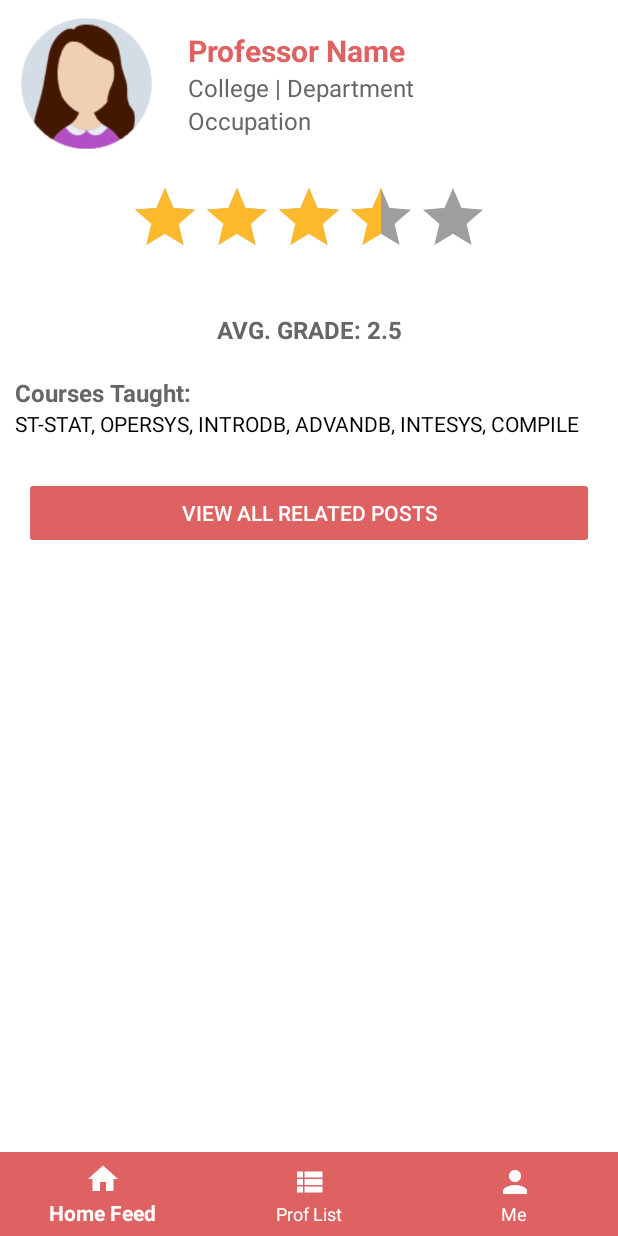
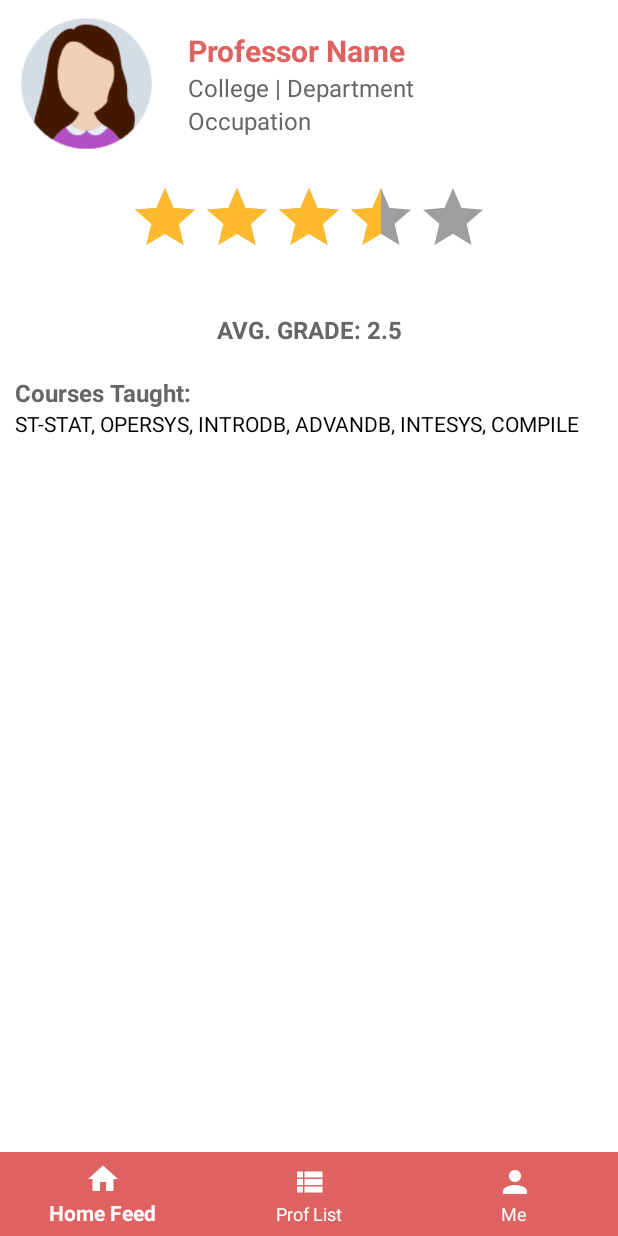
Before and after one commit to norielleaguila/MOBAPDE_Quatro, an Android app: the ProfPageActivity screen opened directly, with no data from a screen before it, on a phone screen of 412 x 824 dp. Run offline under Robolectric (Android 15) with nearby library versions, the phone set to English and light mode, and no system bars.

```diff
--- a/Quatro/app/src/main/java/edu/dlsu/mobapde/quatro/ProfPageActivity.java
+++ b/Quatro/app/src/main/java/edu/dlsu/mobapde/quatro/ProfPageActivity.java
@@ -17,7 +17,7 @@ import android.widget.TextView;
 
 public class ProfPageActivity extends AppCompatActivity {
 
-    Button go;
+//    Button go;
 
     @Override
     protected void onCreate(@Nullable Bundle savedInstanceState) {
@@ -27,16 +27,16 @@ public class ProfPageActivity extends AppCompatActivity {
         BottomNavigationView navigation = (BottomNavigationView) findViewById(R.id.navigation);
         navigation.setOnNavigationItemSelectedListener(mOnNavigationItemSelectedListener);
 
-        go = (Button) findViewById(R.id.viewPostsBtn);
+//        go = (Button) findViewById(R.id.viewPostsBtn);
 
-        go.setOnClickListener(new View.OnClickListener() {
-            @Override
-            public void onClick(View view) {
-                Intent i = new Intent(getBaseContext(), ProfFeedActivity.class);
-                startActivity(i);
-                finish();
-            }
-        });
+//        go.setOnClickListener(new View.OnClickListener() {
+//            @Override
+//            public void onClick(View view) {
+//                Intent i = new Intent(getBaseContext(), ProfFeedActivity.class);
+//                startActivity(i);
+//                finish();
+//            }
+//        });
 
     }
 
--- a/Quatro/app/src/main/res/layout/activity_prof_page.xml
+++ b/Quatro/app/src/main/res/layout/activity_prof_page.xml
@@ -112,16 +112,16 @@
             android:paddingBottom="10dp"
             />
 
-        <Button
-            android:layout_width="match_parent"
-            android:layout_height="wrap_content"
-            android:text="View all related posts"
-            android:layout_gravity="bottom"
-            android:layout_margin="16dp"
-            android:backgroundTint="@color/colorPrimaryDark"
-            android:backgroundTintMode="src_over"
-            android:id="@+id/viewPostsBtn"
-            />
+        <!--<Button-->
+            <!--android:layout_width="match_parent"-->
+            <!--android:layout_height="wrap_content"-->
+            <!--android:text="View all related posts"-->
+            <!--android:layout_gravity="bottom"-->
+            <!--android:layout_margin="16dp"-->
+            <!--android:backgroundTint="@color/colorPrimaryDark"-->
+            <!--android:backgroundTintMode="src_over"-->
+            <!--android:id="@+id/viewPostsBtn"-->
+            <!--/>-->
 
     </LinearLayout>
 
--- a/Quatro/app/src/main/res/layout/activity_profile.xml
+++ b/Quatro/app/src/main/res/layout/activity_profile.xml
@@ -98,6 +98,7 @@
             android:layout_centerHorizontal="true" />
 
         <android.support.v7.widget.RecyclerView
+            android:id="@+id/rv_notifs"
             android:layout_width="match_parent"
             android:layout_height="match_parent"
             android:layout_below="@+id/textView2"
```
Also changed, not shown: Quatro/app/src/main/java/edu/dlsu/mobapde/quatro/EditAccountActivity.java (+35 -3 lines), Quatro/app/src/main/java/edu/dlsu/mobapde/quatro/ProfileActivity.java (+30 -2 lines), Quatro/app/src/main/java/edu/dlsu/mobapde/quatro/SettingsActivity.java (+52 -0 lines).
